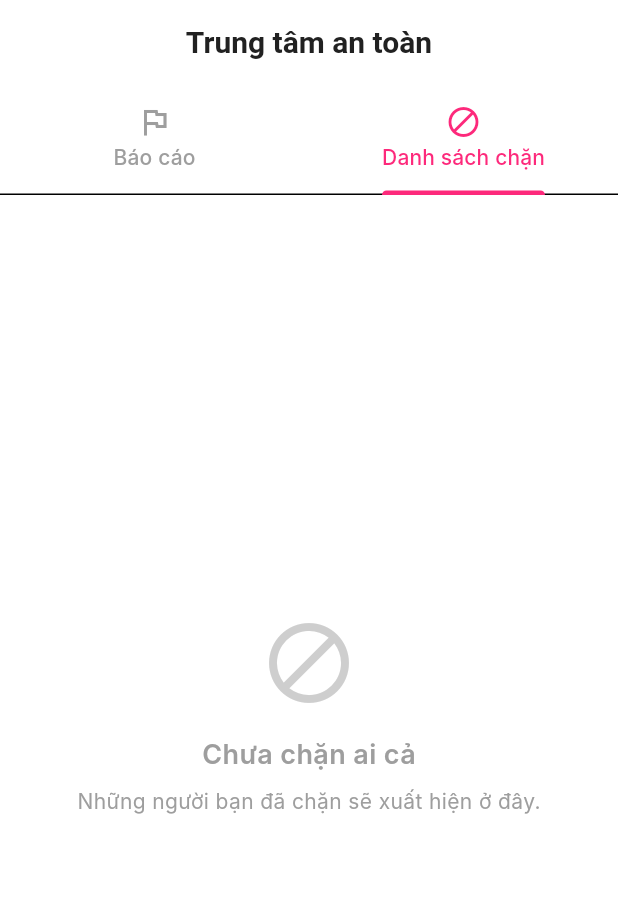
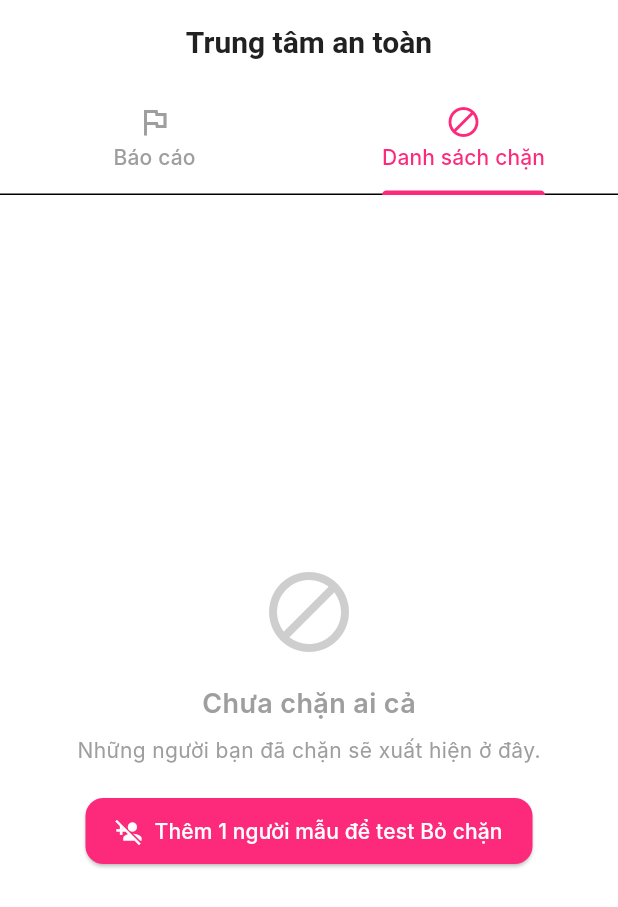
Before and after one commit to khanh2005fpt/DatingLy_Group1_SE1942-JS, a Flutter app: the SafetyScreen screen opened by its route, tab 2 chosen, on a phone screen of 412 x 824 dp. Shown: the top 907 px of the screen. Run offline on Flutter 3.47's test engine with Material 3 defaults, Android fonts, the phone set to English and light mode, and no system bars; our stand-ins replace appinio_swiper, cloud_firestore, firebase_auth, firebase_core, firebase_messaging, firebase_storage and 7 more; accounts and stored records are empty; network calls fail; Roboto replaces fonts that are missing (Inter).

Commit message:
feat(settings): add interactive demo helpers for blocked users and media gallery testing

```diff
--- a/lib/features/settings/presentation/screens/safety_screen.dart
+++ b/lib/features/settings/presentation/screens/safety_screen.dart
@@ -397,6 +397,27 @@ class _SafetyScreenState extends ConsumerState<SafetyScreen>
               'Những người bạn đã chặn sẽ xuất hiện ở đây.',
               style: TextStyle(color: Colors.grey),
             ),
+            const SizedBox(height: 20),
+            ElevatedButton.icon(
+              icon: const Icon(Icons.person_add_disabled, size: 18),
+              label: const Text('Thêm 1 người mẫu để test Bỏ chặn'),
+              style: ElevatedButton.styleFrom(
+                backgroundColor: AppColors.primary,
+                foregroundColor: Colors.white,
+                padding: const EdgeInsets.symmetric(
+                  horizontal: 20,
+                  vertical: 12,
+                ),
+                shape: RoundedRectangleBorder(
+                  borderRadius: BorderRadius.circular(12),
+                ),
+              ),
+              onPressed: () {
+                ref
+                    .read(settingsViewModelProvider.notifier)
+                    .addDemoBlockedUser();
+              },
+            ),
           ],
         ),
       );
```
Also changed, not shown: lib/features/settings/presentation/screens/media_gallery_screen.dart (+67 -1 lines), lib/features/settings/presentation/viewmodels/settings_view_model.dart (+33 -6 lines).
